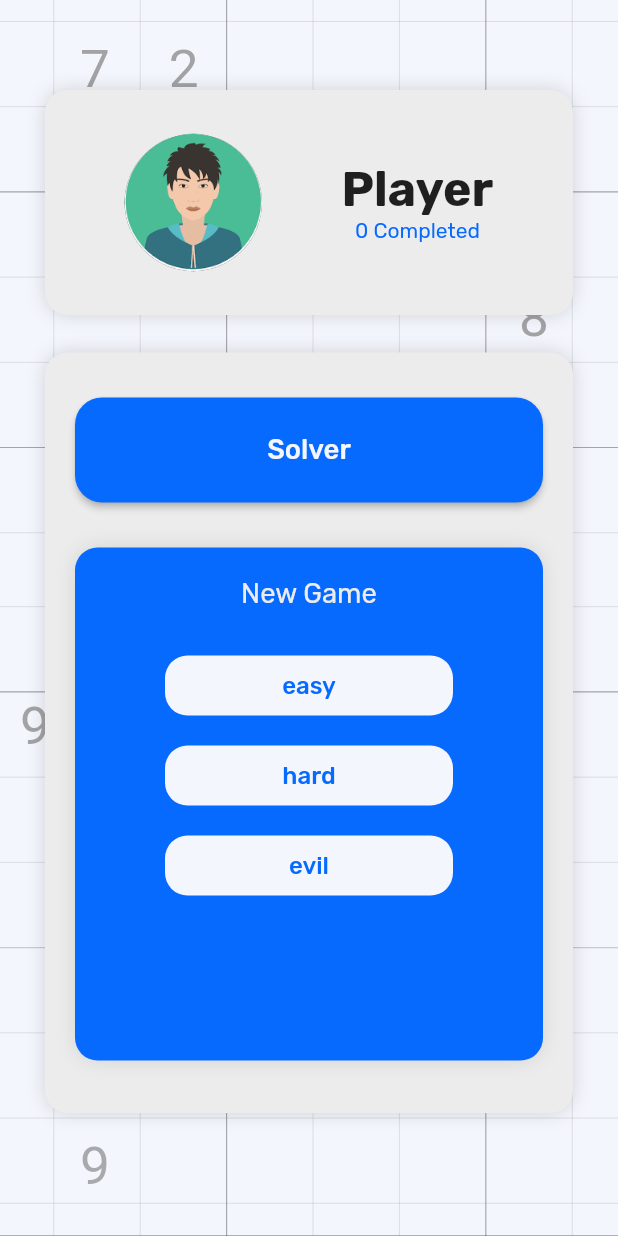
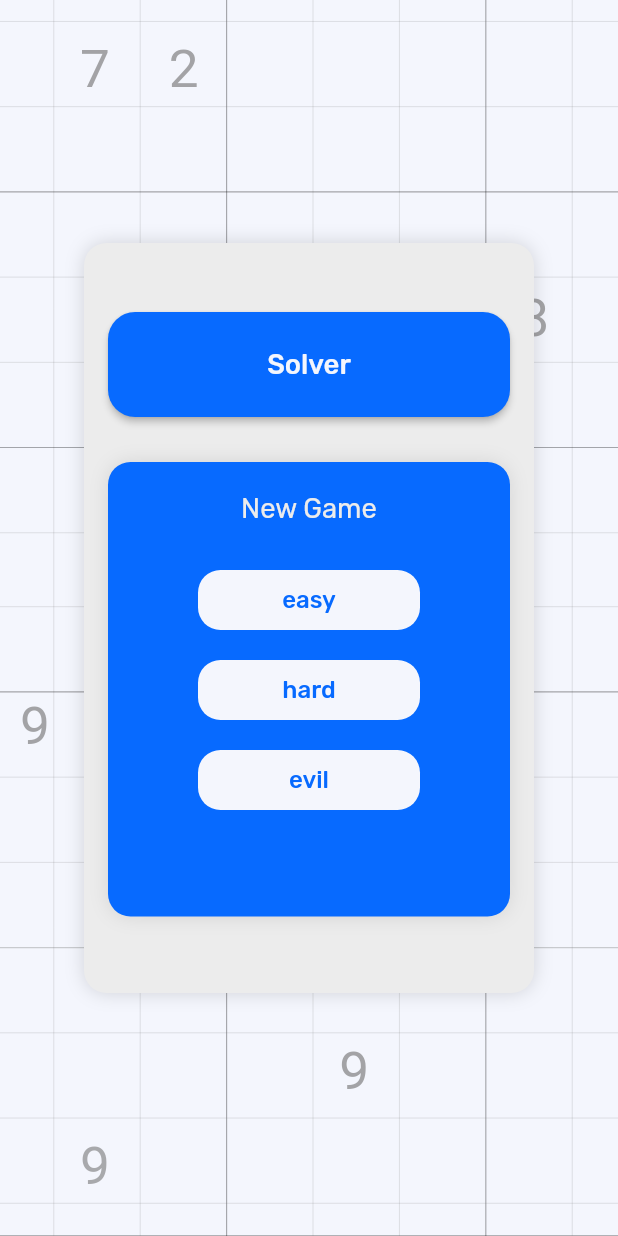
Before and after one commit to jopaul23/sudoku_solver, a Flutter app: the screen it shows after launch, on a phone screen of 412 x 824 dp. Run offline on Flutter 3.47's test engine with Material 2 defaults, Android fonts, the phone set to English and light mode, and no system bars; our stand-ins replace flutter_screenutil, flutter_svg, get, google_fonts, shared_preferences and 1 more; missing offline and left inert: dart:ffi.

Commit message:
app completted 100%

```diff
--- a/lib/screens/home_page/bottom_card.dart
+++ b/lib/screens/home_page/bottom_card.dart
@@ -9,11 +9,10 @@ class BottomCard extends StatelessWidget {
 
   @override
   Widget build(BuildContext context) {
-    return Expanded(
-      child: Container(
-        width: double.infinity,
-        padding: const EdgeInsets.only(bottom: 75, top: 25),
-        child: Container(
+    return Container(
+      height: 500,
+      width: 300,
+      padding: const EdgeInsets.all(defaultPadding),
       decoration: BoxDecoration(
           borderRadius: BorderRadius.circular(15),
           color: HomePageColors.cardColor,
@@ -23,8 +22,6 @@ class BottomCard extends StatelessWidget {
               blurRadius: 10,
             )
           ]),
-          child: Container(
-            padding: const EdgeInsets.only(left: 20, right: 20),
       child: Column(
         children: const [
           SizedBox(height: 30, width: 20),
@@ -34,9 +31,6 @@ class BottomCard extends StatelessWidget {
           SizedBox(height: 35, width: 20),
         ],
       ),
-          ),
-        ),
-      ),
     );
   }
 }
--- a/lib/screens/home_page/home_page_layout.dart
+++ b/lib/screens/home_page/home_page_layout.dart
@@ -15,23 +15,15 @@ class HomePageLayout extends StatelessWidget {
     return Scaffold(
       body: SafeArea(
         child: Stack(
-          children: <Widget>[
+          alignment: Alignment.center,
+          children: [
             SvgPicture.asset(
               'assets/svg/homeBg.svg',
               fit: BoxFit.fill,
               width: MediaQuery.of(context).size.width,
               height: MediaQuery.of(context).size.height,
             ),
-            Container(
-              padding: const EdgeInsets.only(
-                  top: 60, left: 30, right: 30, bottom: 7),
-              child: Column(
-                children: [
-                  UserCard(user: 'Player'),
-                  const BottomCard(),
-                ],
-              ),
-            ),
+            BottomCard()
           ],
         ),
       ),
```
Lines whose indentation alone changed are shown as unchanged.
